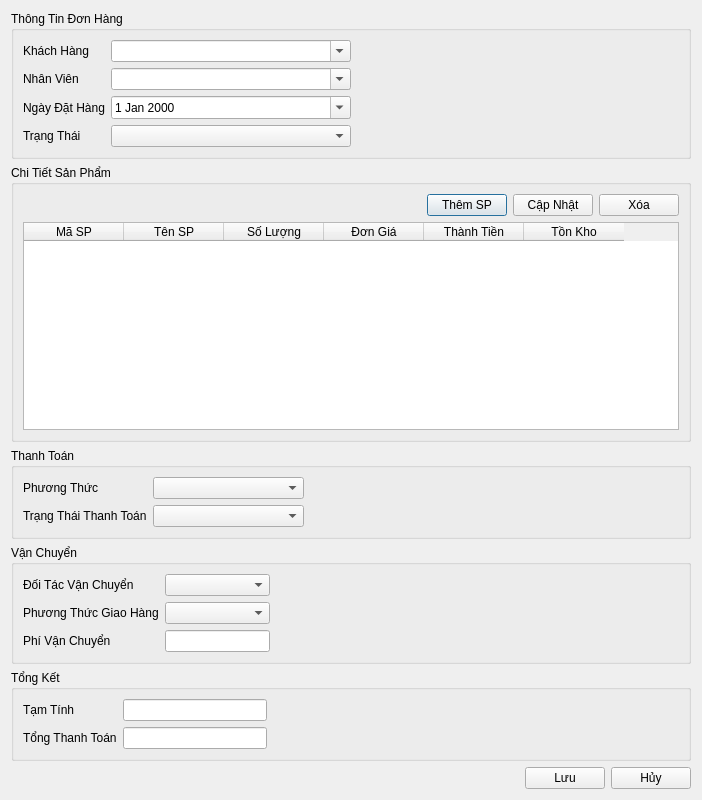
First picture: the form in ui/order_detail.ui, repository thinh-doan/sales-and-warehouse-management-system, before the edit.
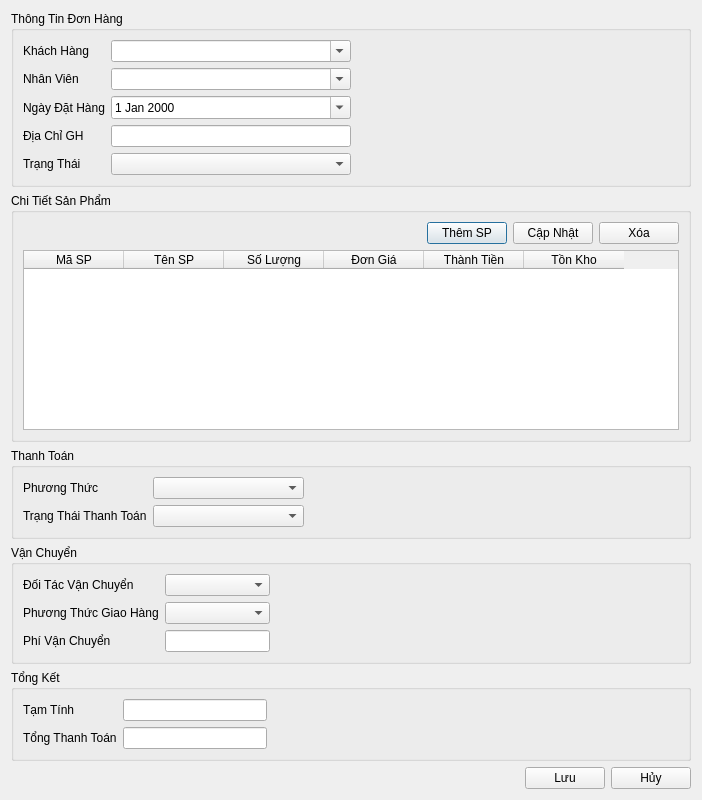
Second picture: the form after the edit.

The edit to the form file:
```diff
--- a/ui/order_detail.ui
+++ b/ui/order_detail.ui
@@ -64,16 +64,26 @@
           </property>
          </widget>
         </item>
-        <item row="3" column="0">
+        <item row="4" column="0">
          <widget class="QLabel" name="lblStatus">
           <property name="text">
            <string>Trạng Thái</string>
           </property>
          </widget>
         </item>
-        <item row="3" column="1">
+        <item row="4" column="1">
          <widget class="QComboBox" name="cboTrangThai"/>
         </item>
+        <item row="3" column="0">
+         <widget class="QLabel" name="label">
+          <property name="text">
+           <string>Địa Chỉ GH</string>
+          </property>
+         </widget>
+        </item>
+        <item row="3" column="1">
+         <widget class="QLineEdit" name="txtDiaChiGH"/>
+        </item>
        </layout>
       </item>
       <item>
```
Left out of the diff: 4 changed lines with no effect on the pictures.
